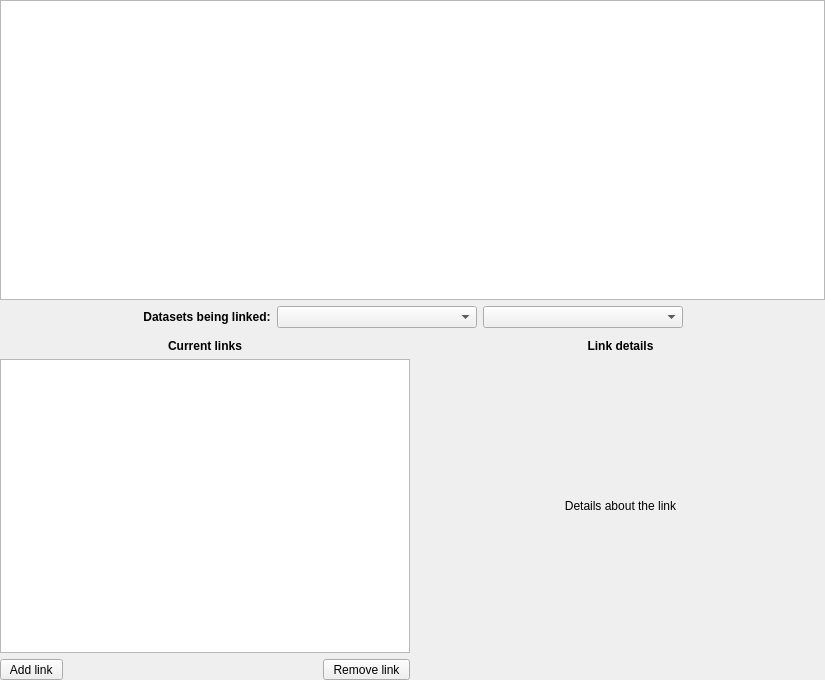
First picture: the form in glue/dialogs/link_editor/qt/link_editor_widget.ui, repository glue-viz/glue, before the edit.
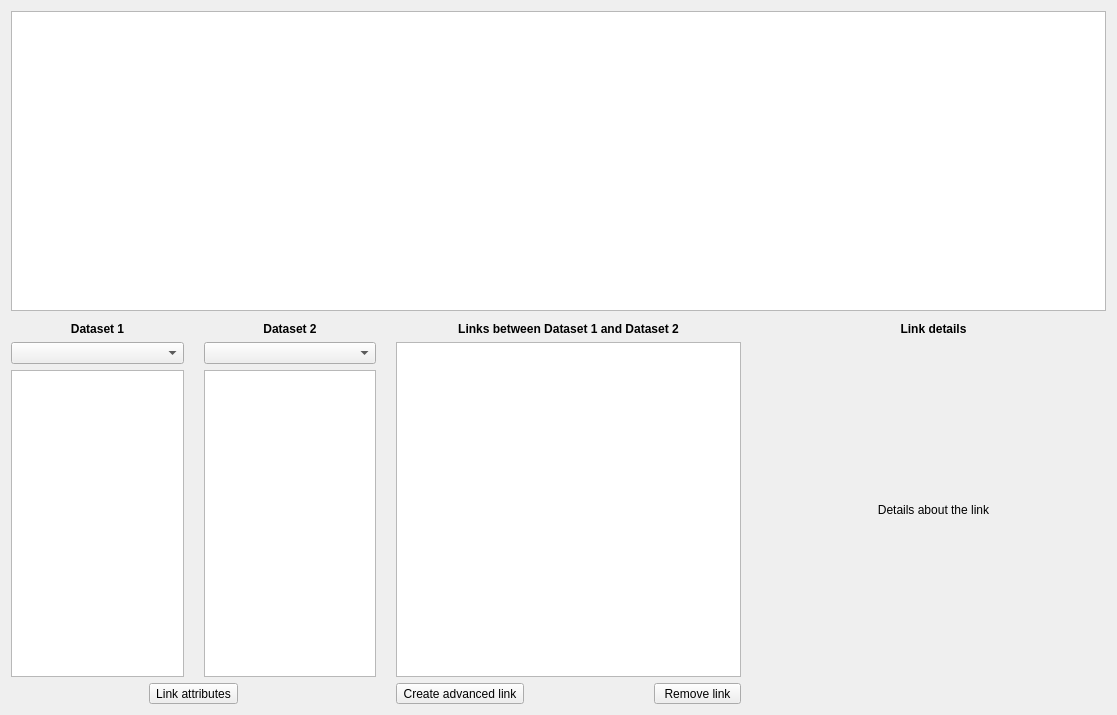
Second picture: the form after the edit. Custom widgets are drawn as their Qt base class.

Commit message: Improve UI for link editor by adding back a similar interface to before to add identity links

Diff of the .ui file:
```diff
--- a/glue/dialogs/link_editor/qt/link_editor_widget.ui
+++ b/glue/dialogs/link_editor/qt/link_editor_widget.ui
@@ -6,26 +6,14 @@
    <rect>
     <x>0</x>
     <y>0</y>
-    <width>825</width>
-    <height>680</height>
+    <width>1117</width>
+    <height>715</height>
    </rect>
   </property>
   <property name="windowTitle">
    <string>Link Editor</string>
   </property>
   <layout class="QVBoxLayout" name="verticalLayout_2">
-   <property name="leftMargin">
-    <number>0</number>
-   </property>
-   <property name="topMargin">
-    <number>0</number>
-   </property>
-   <property name="rightMargin">
-    <number>0</number>
-   </property>
-   <property name="bottomMargin">
-    <number>0</number>
-   </property>
    <item>
     <widget class="DataGraphWidget" name="graph_widget">
      <property name="sizePolicy">
@@ -48,78 +36,6 @@
      </property>
     </widget>
    </item>
-   <item>
-    <layout class="QHBoxLayout" name="horizontalLayout_2">
-     <item>
-      <spacer name="horizontalSpacer_2">
-       <property name="orientation">
-        <enum>Qt::Horizontal</enum>
-       </property>
-       <property name="sizeHint" stdset="0">
-        <size>
-         <width>40</width>
-         <height>20</height>
-        </size>
-       </property>
-      </spacer>
-     </item>
-     <item>
-      <widget class="QLabel" name="label_5">
-       <property name="font">
-        <font>
-         <weight>75</weight>
-         <bold>true</bold>
-        </font>
-       </property>
-       <property name="text">
-        <string>Datasets being linked:</string>
-       </property>
-       <property name="alignment">
-        <set>Qt::AlignCenter</set>
-       </property>
-      </widget>
-     </item>
-     <item>
-      <widget class="QComboBox" name="combosel_data2">
-       <property name="minimumSize">
-        <size>
-         <width>200</width>
-         <height>0</height>
-        </size>
-       </property>
-       <property name="sizeAdjustPolicy">
-        <enum>QComboBox::AdjustToMinimumContentsLength</enum>
-       </property>
-      </widget>
-     </item>
-     <item>
-      <widget class="QComboBox" name="combosel_data1">
-       <property name="minimumSize">
-        <size>
-         <width>200</width>
-         <height>0</height>
-        </size>
-       </property>
-       <property name="sizeAdjustPolicy">
-        <enum>QComboBox::AdjustToMinimumContentsLength</enum>
-       </property>
-      </widget>
-     </item>
-     <item>
-      <spacer name="horizontalSpacer_3">
-       <property name="orientation">
-        <enum>Qt::Horizontal</enum>
-       </property>
-       <property name="sizeHint" stdset="0">
-        <size>
-         <width>40</width>
-         <height>20</height>
-        </size>
-       </property>
-      </spacer>
-     </item>
-    </layout>
-   </item>
    <item>
     <spacer name="verticalSpacer">
      <property name="orientation">
@@ -137,52 +53,52 @@
     </spacer>
    </item>
    <item>
-    <layout class="QGridLayout" name="gridLayout_2">
+    <layout class="QGridLayout" name="layout_columns" columnstretch="10,10,20,20">
      <property name="sizeConstraint">
       <enum>QLayout::SetFixedSize</enum>
      </property>
+     <property name="horizontalSpacing">
+      <number>20</number>
+     </property>
      <item row="2" column="1">
-      <layout class="QVBoxLayout" name="verticalLayout">
-       <property name="sizeConstraint">
-        <enum>QLayout::SetDefaultConstraint</enum>
+      <widget class="QListWidget" name="listsel_att2">
+       <property name="sizePolicy">
+        <sizepolicy hsizetype="Expanding" vsizetype="Expanding">
+         <horstretch>0</horstretch>
+         <verstretch>0</verstretch>
+        </sizepolicy>
        </property>
-       <item>
-        <widget class="QLabel" name="link_details">
-         <property name="text">
-          <string>Details about the link</string>
-         </property>
-         <property name="alignment">
-          <set>Qt::AlignCenter</set>
-         </property>
-         <property name="wordWrap">
-          <bool>true</bool>
-         </property>
-        </widget>
-       </item>
-       <item>
-        <layout class="QGridLayout" name="link_io">
-         <property name="sizeConstraint">
-          <enum>QLayout::SetFixedSize</enum>
-         </property>
-         <property name="horizontalSpacing">
-          <number>10</number>
-         </property>
-         <property name="verticalSpacing">
-          <number>5</number>
-         </property>
-        </layout>
-       </item>
-      </layout>
+      </widget>
      </item>
-     <item row="2" column="0">
-      <widget class="QListWidget" name="listsel_current_link"/>
+     <item row="1" column="1">
+      <widget class="QComboBox" name="combosel_data2">
+       <property name="sizeAdjustPolicy">
+        <enum>QComboBox::AdjustToMinimumContentsLength</enum>
+       </property>
+      </widget>
      </item>
-     <item row="3" column="0">
+     <item row="0" column="3">
+      <widget class="QLabel" name="label_7">
+       <property name="font">
+        <font>
+         <weight>75</weight>
+         <bold>true</bold>
+        </font>
+       </property>
+       <property name="text">
+        <string>Link details</string>
+       </property>
+       <property name="alignment">
+        <set>Qt::AlignCenter</set>
+       </property>
+      </widget>
+     </item>
+     <item row="3" column="2">
       <layout class="QHBoxLayout" name="horizontalLayout_4">
        <item>
         <widget class="QToolButton" name="button_add_link">
          <property name="text">
-          <string> Add link </string>
+          <string>Create advanced link</string>
          </property>
          <property name="popupMode">
           <enum>QToolButton::InstantPopup</enum>
@@ -211,8 +127,38 @@
        </item>
       </layout>
      </item>
+     <item row="0" column="2">
+      <widget class="QLabel" name="label_6">
+       <property name="font">
+        <font>
+         <weight>75</weight>
+         <bold>true</bold>
+        </font>
+       </property>
+       <property name="text">
+        <string>Links between Dataset 1 and Dataset 2</string>
+       </property>
+       <property name="alignment">
+        <set>Qt::AlignCenter</set>
+       </property>
+      </widget>
+     </item>
+     <item row="3" column="0" colspan="2">
+      <layout class="QHBoxLayout" name="horizontalLayout">
+       <item>
+        <widget class="QToolButton" name="button_simple_link">
+         <property name="text">
+          <string>Link attributes</string>
+         </property>
+        </widget>
+       </item>
+      </layout>
+     </item>
+     <item row="2" column="0">
+      <widget class="QListWidget" name="listsel_att1"/>
+     </item>
      <item row="0" column="1">
-      <widget class="QLabel" name="label_7">
+      <widget class="QLabel" name="label_2">
        <property name="font">
         <font>
          <weight>75</weight>
@@ -220,15 +166,22 @@
         </font>
        </property>
        <property name="text">
-        <string>Link details</string>
+        <string>Dataset 2</string>
        </property>
        <property name="alignment">
         <set>Qt::AlignCenter</set>
        </property>
       </widget>
      </item>
+     <item row="1" column="0">
+      <widget class="QComboBox" name="combosel_data1">
+       <property name="sizeAdjustPolicy">
+        <enum>QComboBox::AdjustToMinimumContentsLength</enum>
+       </property>
+      </widget>
+     </item>
      <item row="0" column="0">
-      <widget class="QLabel" name="label_6">
+      <widget class="QLabel" name="label">
        <property name="font">
         <font>
          <weight>75</weight>
@@ -236,14 +189,14 @@
         </font>
        </property>
        <property name="text">
-        <string>Current links</string>
+        <string>Dataset 1</string>
        </property>
        <property name="alignment">
         <set>Qt::AlignCenter</set>
        </property>
       </widget>
      </item>
-     <item row="3" column="1">
+     <item row="3" column="3">
       <spacer name="horizontalSpacer">
        <property name="orientation">
         <enum>Qt::Horizontal</enum>
@@ -256,6 +209,42 @@
        </property>
       </spacer>
      </item>
+     <item row="1" column="2" rowspan="2">
+      <widget class="QListWidget" name="listsel_current_link"/>
+     </item>
+     <item row="1" column="3" rowspan="2">
+      <layout class="QVBoxLayout" name="verticalLayout" stretch="1,100">
+       <property name="sizeConstraint">
+        <enum>QLayout::SetDefaultConstraint</enum>
+       </property>
+       <item>
+        <widget class="QLabel" name="link_details">
+         <property name="text">
+          <string>Details about the link</string>
+         </property>
+         <property name="alignment">
+          <set>Qt::AlignCenter</set>
+         </property>
+         <property name="wordWrap">
+          <bool>true</bool>
+         </property>
+        </widget>
+       </item>
+       <item>
+        <layout class="QGridLayout" name="link_io">
+         <property name="sizeConstraint">
+          <enum>QLayout::SetFixedSize</enum>
+         </property>
+         <property name="horizontalSpacing">
+          <number>10</number>
+         </property>
+         <property name="verticalSpacing">
+          <number>5</number>
+         </property>
+        </layout>
+       </item>
+      </layout>
+     </item>
     </layout>
    </item>
   </layout>
```
The commit also changes 3 other files.
